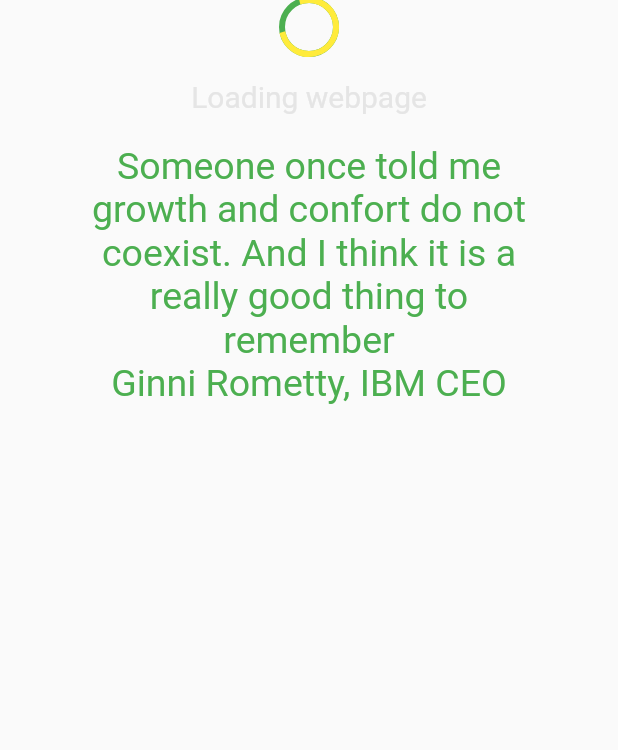
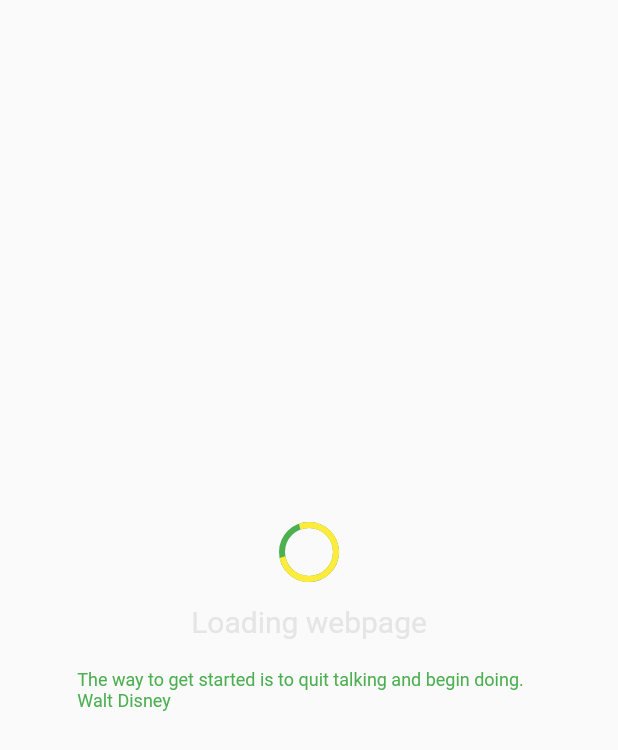
Before and after one commit to HeynSekk/save-lives, a Flutter app: the webViewer screen opened by its route, on a phone screen of 412 x 824 dp. Shown: the top 750 px of the screen. Run offline on Flutter 3.47's test engine with Material 2 defaults, Android fonts, the phone set to English and light mode, and no system bars; our stand-ins replace webview_flutter; missing offline and left inert: flutter_youtube.

Commit message:
web viewer screen update

```diff
--- a/lib/common/webViewer.dart
+++ b/lib/common/webViewer.dart
@@ -2,6 +2,7 @@
 import 'dart:convert';
 import 'package:flutter/material.dart';
 import 'package:webview_flutter/webview_flutter.dart';
+import 'dart:math';
 
 class webViewer extends StatefulWidget {
   String myUrl;
@@ -12,20 +13,24 @@
 
 class _webViewerState extends State<webViewer> {
   String myUrl;
-  int _stackToShow=1;
+  int _stackToShow = 1;
   _webViewerState(this.myUrl);
   final Completer<WebViewController> _controller =
       Completer<WebViewController>();
-      void _handleLoad(String value)
-      {
+  void _handleLoad(String value) {
     setState(() {
-          _stackToShow=0;
+      _stackToShow = 0;
     });
   }
 
   @override
   Widget build(BuildContext context) {
-    double sw=MediaQuery.of(context).size.width;
+    double sw = MediaQuery.of(context).size.width;
+    var rdm = new Random();
+    List<String> quotes=['Someone once told me growth and confort do not coexist. And I think it is a really good thing to remember\nGinni Rometty, IBM CEO',
+    'The way to get started is to quit talking and begin doing.\nWalt Disney',
+    'The greatest glory in living lies not in never falling, but in rising every time we fall.\nNelson Mandela',
+    'If life were predictable it would cease to be life, and be without flavor.\nEleanor Roosevelt'];
     return Scaffold(
       /*appBar: AppBar(
         title: const Text('Flutter WebView example'),
@@ -37,7 +42,8 @@
       ),*/
       // We're using a Builder here so we have a context that is below the Scaffold
       // to allow calling Scaffold.of(context) so we can show a snackbar.
-      body: IndexedStack(
+      body: SafeArea(
+        child: IndexedStack(
           index: _stackToShow,
           children: <Widget>[
             Padding(
@@ -73,36 +79,42 @@
             //progress bar
             Center(
               child: Column(
+                mainAxisAlignment: MainAxisAlignment.center,
+                crossAxisAlignment: CrossAxisAlignment.center,
                 children: <Widget>[
-            CircularProgressIndicator(backgroundColor: Colors.green,),
-            SizedBox(height: 17,),
-            Text('Loading webpage',
+                  CircularProgressIndicator(
+                    backgroundColor: Colors.green,
+                  ),
+                  SizedBox(
+                    height: 17,
+                  ),
+                  Text(
+                    'Loading webpage',
                     textAlign: TextAlign.center,
                     style: TextStyle(
-              color:Color(0xffE5E5E5),
+                      color: Color(0xffE5E5E5),
                       fontSize: 20,
-            ),),
-            SizedBox(height: 20,),
+                    ),
+                  ),
                   SizedBox(
-              width: sw*0.75,
-              child: Text('Someone once told me growth and confort do not coexist. And I think it is a really good thing to remember\nGinni Rometty, IBM CEO',
-            textAlign: TextAlign.center,
+                    height: 20,
+                  ),
+                  SizedBox(
+                    width: sw * 0.75,
+                    child: Text(
+                      quotes[rdm.nextInt(3)],
                       style: TextStyle(
-              color:Colors.green,
-              fontSize: 25,
-            ),),
+                        color: Colors.green,
+                        fontSize: 12,
                       ),
-
-
+                    ),
+                  ),
                 ],
               ),
-
             ),
-
           ],
         ),
-
-
+      ),
     );
   }
 
@@ -115,8 +127,6 @@
           );
         });
   }
-
-
 }
 
 enum MenuOptions {
```
Lines whose indentation alone changed are shown as unchanged.
